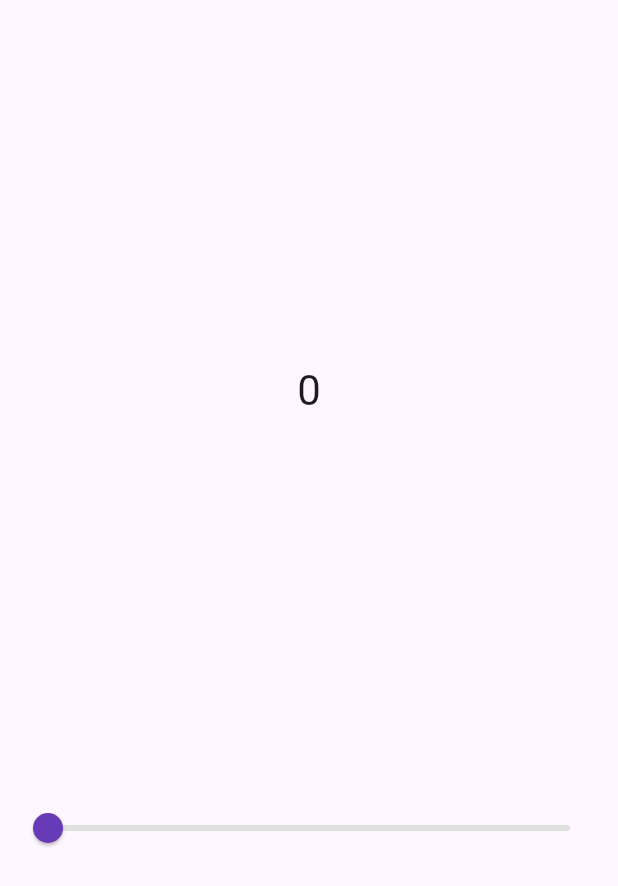
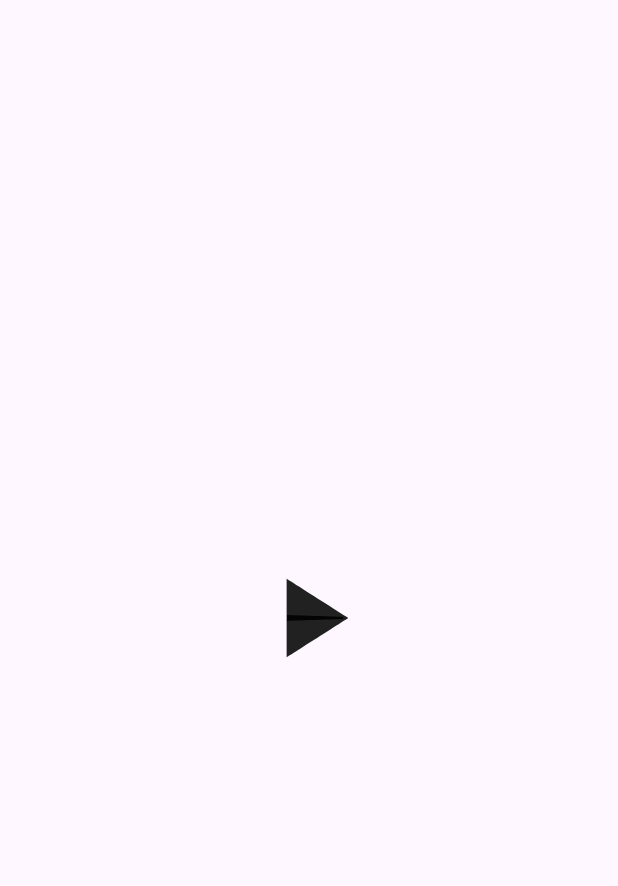
Before and after one commit to Mindsetter/flutter_widgets, a Flutter app: the screen it shows after launch, on a phone screen of 412 x 824 dp. Shown: the top 886 px of the screen. Run offline on Flutter 3.47's test engine with Material 3 defaults, Android fonts, the phone set to English and light mode, and no system bars.

Commit message:
add Animated Icon

```diff
--- a/lib/main.dart
+++ b/lib/main.dart
@@ -1,5 +1,5 @@
 import 'package:flutter/material.dart';
-import 'package:flutter_widgets/screen/simple_slider.dart';
+import 'package:flutter_widgets/screen/animated_icon_screen.dart';
 
 void main() {
   runApp(const MyApp());
@@ -14,7 +14,7 @@ class MyApp extends StatelessWidget {
     return const MaterialApp(
       debugShowCheckedModeBanner: false,
       title: 'Widget Day',
-      home: SimpleSlider(),
+      home: AnimatedIconScreen(),
     );
   }
 }
--- /dev/null
+++ b/lib/screen/animated_icon_screen.dart
@@ -0,0 +1,48 @@
+import 'package:flutter/material.dart';
+
+class AnimatedIconScreen extends StatefulWidget {
+  const AnimatedIconScreen({super.key});
+
+  @override
+  State<AnimatedIconScreen> createState() => _AnimatedIconScreenState();
+}
+
+class _AnimatedIconScreenState extends State<AnimatedIconScreen>
+    with SingleTickerProviderStateMixin {
+  late AnimationController _animationController;
+
+  @override
+  void initState() {
+    _animationController =
+        AnimationController(vsync: this, duration: const Duration(seconds: 1));
+    super.initState();
+  }
+
+  bool videoPlayer = false;
+
+  void iconTapped() {
+    if (videoPlayer == false) {
+      _animationController.forward();
+      videoPlayer = true;
+    } else {
+      _animationController.reverse();
+      videoPlayer = false;
+    }
+  }
+
+  @override
+  Widget build(BuildContext context) {
+    return Scaffold(
+      body: Center(
+        child: GestureDetector(
+          onTap: iconTapped,
+          child: AnimatedIcon(
+            icon: AnimatedIcons.play_pause,
+            progress: _animationController,
+            size: 90,
+          ),
+        ),
+      ),
+    );
+  }
+}
```
